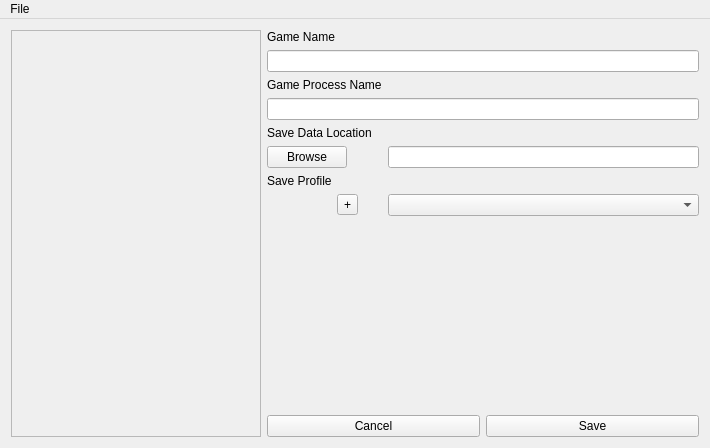
First picture: the form in GeneralBackupTool/main.ui, repository chucklay/Gener, before the edit.
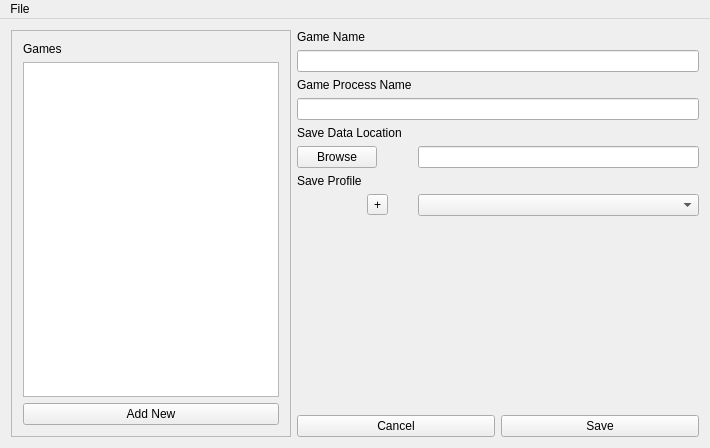
Second picture: the form after the edit.

Commit message: Working on game list

What changed in the file:
```diff
--- a/GeneralBackupTool/main.ui
+++ b/GeneralBackupTool/main.ui
@@ -44,8 +44,32 @@
          <height>408</height>
         </rect>
        </property>
-       <zorder></zorder>
-       <zorder></zorder>
+       <layout class="QVBoxLayout" name="verticalLayout_6">
+        <item>
+         <widget class="QLabel" name="label">
+          <property name="text">
+           <string>Games</string>
+          </property>
+         </widget>
+        </item>
+        <item>
+         <widget class="QListWidget" name="gameListWidget">
+          <property name="sizePolicy">
+           <sizepolicy hsizetype="Maximum" vsizetype="Expanding">
+            <horstretch>0</horstretch>
+            <verstretch>0</verstretch>
+           </sizepolicy>
+          </property>
+         </widget>
+        </item>
+        <item>
+         <widget class="QPushButton" name="addGameButton">
+          <property name="text">
+           <string>Add New</string>
+          </property>
+         </widget>
+        </item>
+       </layout>
       </widget>
      </widget>
     </item>
```
Left out of the diff: 2 changed lines with no effect on the pictures. The commit also changes 6 other files.
